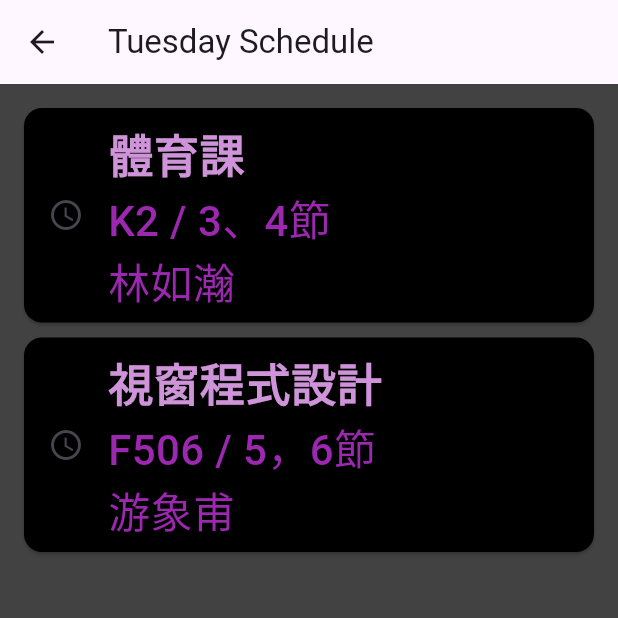
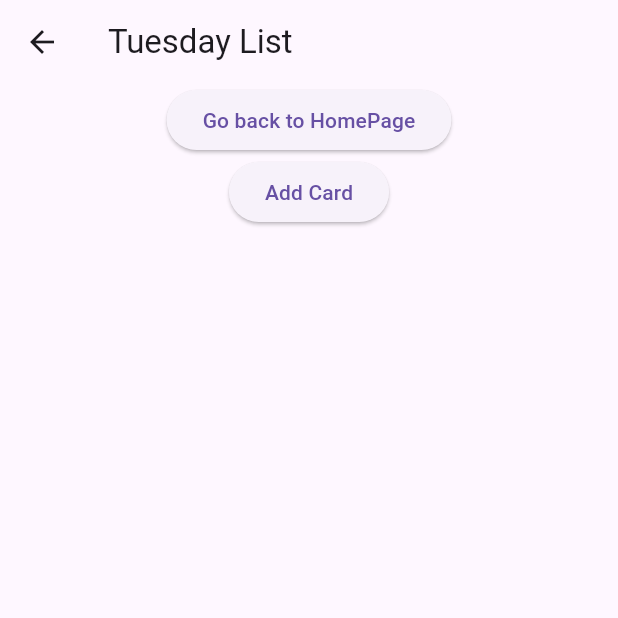
Before and after one commit to yeinchingg/School-Schedule, a Flutter app: the MyHomePage screen opened directly, after a tap on "a little blue", on a phone screen of 412 x 824 dp, the top half of it. Run offline on Flutter 3.47's test engine with Material 3 defaults, Android fonts, the phone set to English and light mode, and no system bars; our stand-ins replace google_fonts; network calls fail; Roboto replaces fonts that are missing (Abel).

Commit message:
Initial commit

```diff
--- a/lib/detail_page.dart
+++ b/lib/detail_page.dart
@@ -6,12 +6,11 @@ import 'thursday.dart';
 import 'friday.dart';
 
 class DetailPage extends StatelessWidget {
-  final String imageUrl;
+
   final String pageType;
 
   const DetailPage({
     Key? key,
-    required this.imageUrl,
     required this.pageType,
   }) : super(key: key);
 
--- a/lib/main.dart
+++ b/lib/main.dart
@@ -130,7 +130,6 @@ class _MyHomePageState extends State<MyHomePage> {
                   context,
                   MaterialPageRoute(
                     builder: (context) => DetailPage(
-                      imageUrl: item.urlImage,
                       pageType: item.pageType,
                     ),
                   ),
@@ -156,12 +155,11 @@ class _MyHomePageState extends State<MyHomePage> {
                 const SizedBox(height: 100),
                 GestureDetector(
                   onTap: () {
-                    // 导航到 DetailPage 并传递 imageUrl 参数
                     Navigator.push(
                       context,
                       MaterialPageRoute(
                         builder: (context) => DetailPage(
-                          imageUrl: item.urlImage,
+
                           pageType: item.pageType,
                         ),
                       ),
--- a/lib/tuesday.dart
+++ b/lib/tuesday.dart
@@ -1,74 +1,128 @@
-import 'dart:ui';
+import 'package:flutter/cupertino.dart';
+import 'package:flutter/material.dart';
+import 'package:school_schedule/main.dart';
 
-import 'package:flutter/material.dart';
-import 'package:google_fonts/google_fonts.dart';
 class TuesdayPage extends StatelessWidget {
-  const TuesdayPage({Key? key}) : super(key: key);
-
   @override
   Widget build(BuildContext context) {
-    // 範例數據
-    final List<String> items = List.generate(10, (index) => 'Item $index');
+    return Scaffold(
+      appBar: AppBar(
+        title: Text('Tuesday List'),
+      ),
+      body: Column(
+        children: <Widget>[
 
-    return Scaffold(
-      appBar: AppBar(title: Text('Tuesday Schedule')),
-      backgroundColor: Colors.grey[800],
-      body: ListView.builder(
-        padding: EdgeInsets.all(16),
-        itemCount: 2,
-        itemBuilder: (context, index) {
-          List<Map<String,String>>cardData = [
-            {
-              'title': '體育課',
-              'subtitle1': 'K2 / 3、4節',
-              'subtitle2': '林如瀚',
+          ElevatedButton(
+            onPressed: () {
+              Navigator.push(
+                context,
+                MaterialPageRoute(
+                  builder: (context) => MyHomePage(title: 'School Schedule'),
+                ),
+              );
             },
-            {
-              'title': '視窗程式設計',
-              'subtitle1': 'F506 / 5，6節',
-              'subtitle2': '游象甫',
-            },
-
-          ];
-          final data = cardData[index];
-          return Card(
-            margin: EdgeInsets.only(bottom: 10),
-            color: Colors.black,
-            child:
-                ListTile(
-                  leading: Icon(Icons.access_time),
-                  title: Text(
-                    data['title']!,
-                    style: GoogleFonts.abel(
-                      fontSize: 30,
-                      fontWeight: FontWeight.w600,
-                      textStyle: TextStyle(color: Colors.purple[200],),
-                    ),
-                  ),
-
-                  subtitle: Column(
-                      crossAxisAlignment: CrossAxisAlignment.start,
-                      children: [
-                  Text(data['subtitle1']!,style: GoogleFonts.abel(
-                    fontSize: 28,
-                    fontWeight: FontWeight.w500,
-                    textStyle: TextStyle(color: Colors.purple,),
-                  ),
-                  ),
-                        SizedBox(width: 15),
-                  Text(data['subtitle2']!,style: GoogleFonts.abel(
-                    fontSize: 28,
-                    fontWeight: FontWeight.w500,
-                    textStyle: TextStyle(color: Colors.purple,),
-                  ),),
-                  ],
-                  ),
-                ),
-
-
-          );
-        },
+            child: Text('Go back to HomePage'),
+          ),
+          Expanded(child: CardList()),
+        ],
       ),
     );
   }
 }
+
+
+class CardList extends StatefulWidget {
+  @override
+  CardListState createState() => CardListState();
+}
+
+class CardListState extends State<CardList> {
+  List<String> cards = []; // 用于存储每个卡片的数据
+
+  void addCard() {
+    setState(() {
+      cards.add('New card'); // 新增一张卡片
+    });
+  }
+  void deleteCard(int index){
+    setState(() {
+      cards.removeAt(index); // 新增一张卡片
+    });
+  }
+  void editCard(int index) {
+    final TextEditingController controller =
+    TextEditingController(text: cards[index]);
+
+    showDialog(
+      context: context,
+      builder: (BuildContext context) {
+        return AlertDialog(
+          title: Text('Edit Card'),
+          content: TextField(
+            controller: controller,
+            decoration: InputDecoration(hintText: 'Enter new text'),
+          ),
+          actions: <Widget>[
+            TextButton(
+              onPressed: () {
+                setState(() {
+                  cards[index] = controller.text; // 更新卡片的文字
+                });
+                Navigator.of(context).pop(); // 關閉對話框
+              },
+              child: Text('Save'),
+            ),
+            TextButton(
+              onPressed: () {
+                Navigator.of(context).pop(); // 關閉對話框
+              },
+              child: Text('Cancel'),
+            ),
+          ],
+        );
+      },
+    );
+  }
+
+  @override
+  Widget build(BuildContext context) {
+    return Column(
+      mainAxisAlignment: MainAxisAlignment.center,
+      children: <Widget>[
+        ElevatedButton(
+          onPressed: addCard,
+          child: Text('Add Card'),
+        ),
+        Expanded(
+          child: ListView.builder(
+            itemCount: cards.length,
+            itemBuilder: (context, index) {
+              return Card(
+                margin: EdgeInsets.all(8.0),
+                elevation: 4.0,
+                child: ListTile(
+                  contentPadding: EdgeInsets.all(16.0),
+                  title: Text(cards[index]),
+                  trailing: Row(
+                    mainAxisSize: MainAxisSize.min,
+                    children: [
+                      IconButton(
+                        icon: Icon(Icons.edit),
+                        onPressed: () => editCard(index), // 點擊編輯按鈕
+                      ),
+                      IconButton(
+                        icon: Icon(Icons.delete),
+                        onPressed: () => deleteCard(index), // 點擊刪除按鈕
+                      ),
+                    ],
+                  ),
+                ),
+              );
+            },
+          ),
+        ),
+      ],
+    );
+  }
+
+}
```
Also changed, not shown: lib/monday.dart (+110 -26 lines).
